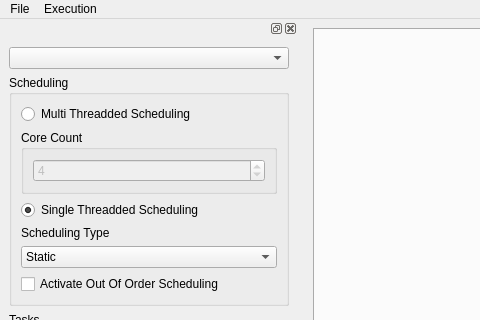
The window that src/UI/MainWindow.ui (TheMHMoritz3/OpenCLScheduler) describes before a commit, drawn with Qt 5; both pictures show x 0 to 480 and y 0 to 320 of the 1283 by 805 pixel window.
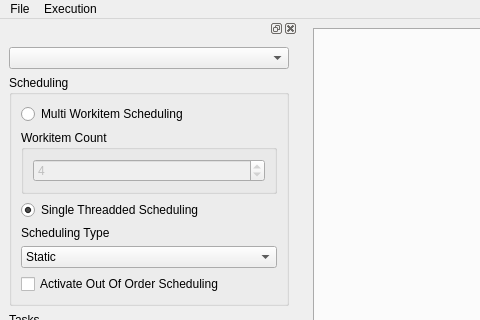
The same window after the commit.

Commit message: Nomenklatur Angepasst

```diff
--- a/src/UI/MainWindow.ui
+++ b/src/UI/MainWindow.ui
@@ -77,7 +77,7 @@
         <item>
          <widget class="QRadioButton" name="MultiThreaddedRadioButton">
           <property name="text">
-           <string>Multi Threadded Scheduling</string>
+           <string>Multi Workitem Scheduling</string>
           </property>
          </widget>
         </item>
@@ -87,7 +87,7 @@
            <bool>true</bool>
           </property>
           <property name="title">
-           <string>Core Count</string>
+           <string>Workitem Count</string>
           </property>
           <property name="flat">
            <bool>true</bool>
```
Left out of the diff: 2 changed lines with no effect on the pictures.
